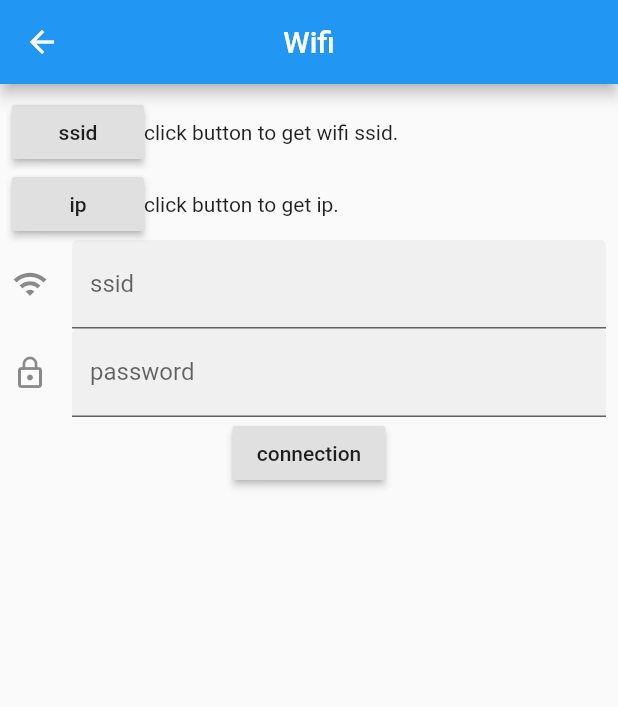
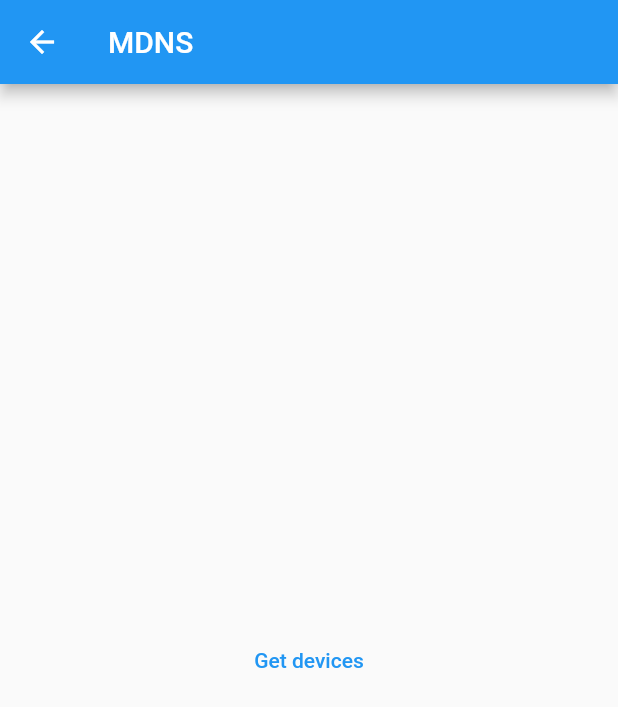
Before and after one commit to shayongytworkz/automation_app, a Flutter app: the screen it shows after launch, after a tap on "Click Me", on a phone screen of 412 x 824 dp. Shown: the top 707 px of the screen. Run offline on Flutter 3.47's test engine with Material 2 defaults, Android fonts, the phone set to English and light mode, and no system bars; our stand-ins replace multicast_dns; missing offline and left inert: dart_ping, flutter_icmp_ping, flutter_nsd, gateway, ping_discover_network, wifi.

Commit message:
get devices

```diff
--- a/lib/main.dart
+++ b/lib/main.dart
@@ -1,12 +1,34 @@
+import 'dart:convert';
+import 'dart:io';
+
 import 'package:flutter/material.dart';
 import 'package:gateway/gateway.dart';
+import 'package:test_app/screens/devices.dart';
+import 'package:test_app/screens/getDevices.dart';
 import 'package:test_app/screens/getIp.dart';
 import 'package:flutter_icmp_ping/flutter_icmp_ping.dart';
 import 'package:ping_discover_network/ping_discover_network.dart';
-import 'package:test_app/wifiPage.dart';
+import 'package:test_app/screens/mdns.dart';
+import 'package:test_app/screens/wifiPage.dart';
 import 'package:wifi/wifi.dart';
 
-void main() {
+void main() async {
+  // Socket socket = await Socket.connect('192.168.1.29', 80);
+  // print('connected');
+
+  // // listen to the received data event stream
+  // socket.listen((List<int> event) {
+  //   print(utf8.decode(event));
+  // });
+
+  // // send hello
+  // socket.add(utf8.encode('hello'));
+
+  // // wait 5 seconds
+  // await Future.delayed(Duration(seconds: 5));
+
+  // // .. and close the socket
+  // socket.close();
   runApp(MyApp());
 }
 
@@ -71,7 +93,7 @@ class _MyHomePageState extends State<MyHomePage> {
   getNetworkDevices() async {
     final String ip = await Wifi.ip;
     final String subnet = ip.substring(0, ip.lastIndexOf('.'));
-    final int port = 80;
+    final int port = 9100;
 
     final stream = NetworkAnalyzer.discover2(subnet, port);
     stream.listen((NetworkAddress addr) {
@@ -79,6 +101,13 @@ class _MyHomePageState extends State<MyHomePage> {
         print('Found device: ${addr.ip}');
       }
     });
+
+    // final stream = NetworkAnalyzer.discover2(subnet, port);
+    // stream.listen((NetworkAddress addr) {
+    //   if (addr.exists) {
+    //     print('Found device: ${addr.ip}');
+    //   }
+    // });
   }
 
   @override
@@ -90,8 +119,8 @@ class _MyHomePageState extends State<MyHomePage> {
       body: Center(
         child: Container(
           padding: EdgeInsets.symmetric(horizontal: 20),
-          child: Row(
-            mainAxisAlignment: MainAxisAlignment.spaceBetween,
+          child: Column(
+            mainAxisAlignment: MainAxisAlignment.center,
             children: [
               TextButton(
                 onPressed: () {
@@ -124,7 +153,7 @@ class _MyHomePageState extends State<MyHomePage> {
                 onPressed: () => Navigator.push(
                     context,
                     MaterialPageRoute(
-                      builder: (context) => WifiPage(),
+                      builder: (context) => Mdns(),
                     )),
                 style: TextButton.styleFrom(backgroundColor: Colors.blue),
                 child: Text(
--- /dev/null
+++ b/lib/screens/mdns.dart
@@ -0,0 +1,63 @@
+import 'dart:io';
+
+import 'package:flutter/material.dart';
+import 'package:multicast_dns/multicast_dns.dart';
+
+class Mdns extends StatefulWidget {
+  const Mdns({Key key}) : super(key: key);
+
+  @override
+  _MdnsState createState() => _MdnsState();
+}
+
+class _MdnsState extends State<Mdns> {
+  mdns() async {
+    // var factory =
+    //     (dynamic host, int port, {bool reuseAddress, bool reusePort, int ttl}) {
+    //   return RawDatagramSocket.bind(host, port,
+    //       reuseAddress: true, reusePort: false, ttl: 1);
+    // };
+    var client = MDnsClient();
+    // Parse the command line arguments.
+
+    const String name = '_dartobservatory._tcp.local';
+    // Start the client with default options.
+    await client.start();
+
+    // Get the PTR record for the service.
+    await for (final PtrResourceRecord ptr in client
+        .lookup<PtrResourceRecord>(ResourceRecordQuery.serverPointer(name))) {
+      // Use the domainName from the PTR record to get the SRV record,
+      // which will have the port and local hostname.
+      // Note that duplicate messages may come through, especially if any
+      // other mDNS queries are running elsewhere on the machine.
+      await for (final SrvResourceRecord srv
+          in client.lookup<SrvResourceRecord>(
+              ResourceRecordQuery.service(ptr.domainName))) {
+        // Domain name will be something like "io.flutter.example@some-iphone.local._dartobservatory._tcp.local"
+        final String bundleId =
+            ptr.domainName; //.substring(0, ptr.domainName.indexOf('@'));
+        print('Dart observatory instance found at '
+            '${srv.target}:${srv.port} for "$bundleId".');
+      }
+    }
+    client.stop();
+
+    print('Done.');
+  }
+
+  @override
+  Widget build(BuildContext context) {
+    return Scaffold(
+      appBar: AppBar(
+        title: Text('MDNS'),
+      ),
+      body: Center(
+        child: TextButton(
+          onPressed: mdns,
+          child: Text('Get devices'),
+        ),
+      ),
+    );
+  }
+}
--- a/pubspec.yaml
+++ b/pubspec.yaml
@@ -28,6 +28,9 @@ dependencies:
   gateway: null
   ping_discover_network: null
   wifi: ^0.1.5
+  dart_ping: ^6.0.0
+  flutter_nsd: ^1.1.0
+  multicast_dns: ^0.3.0
 
 dev_dependencies:
   flutter_test:
```
Also changed, not shown: lib/screens/devices.dart (added, +51 -0 lines), lib/screens/getDevices.dart (added, +90 -0 lines), lib/screens/getIp.dart (+13 -1 lines), lib/screens/tcp.dart (added, +21 -0 lines), lib/screens/wifiPage.dart (renamed from lib/wifiPage.dart, +14 -2 lines), pubspec.lock, 1 other file.
